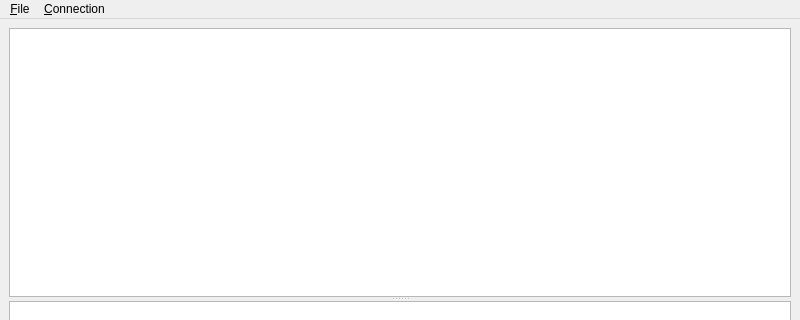
The window that trunk/muroaGui/muroagui/muroagui.ui (BackupTheBerlios/muroa-svn) describes before a commit, drawn with Qt 5; both pictures show x 0 to 800 and y 0 to 320 of the 800 by 600 pixel window.
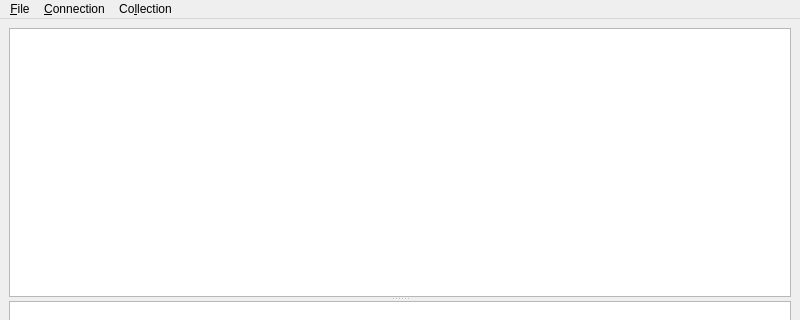
The same window after the commit.

```diff
--- a/trunk/muroaGui/muroagui/muroagui.ui
+++ b/trunk/muroaGui/muroagui/muroagui.ui
@@ -26,30 +26,38 @@
     </item>
    </layout>
   </widget>
-  <widget class="QMenuBar" name="menubar">
-   <property name="geometry">
+  <widget class="QMenuBar" name="menubar" >
+   <property name="geometry" >
     <rect>
      <x>0</x>
      <y>0</y>
      <width>800</width>
-     <height>21</height>
+     <height>22</height>
     </rect>
    </property>
-   <widget class="QMenu" name="menu_File">
-    <property name="title">
+   <widget class="QMenu" name="menu_File" >
+    <property name="title" >
      <string>&amp;File</string>
     </property>
     <addaction name="actionExit"/>
    </widget>
-   <widget class="QMenu" name="menu_Connection">
-    <property name="title">
+   <widget class="QMenu" name="menu_Connection" >
+    <property name="title" >
      <string>&amp;Connection</string>
     </property>
     <addaction name="actionOpen"/>
     <addaction name="actionClose"/>
    </widget>
-   <addaction name="menu_File"/>
-   <addaction name="menu_Connection"/>
+   <widget class="QMenu" name="menuCo_llection" >
+    <property name="title" >
+     <string>Co&amp;llection</string>
+    </property>
+    <addaction name="actionGet_Revision_1" />
+    <addaction name="actionGet_next_Revision" />
+   </widget>
+   <addaction name="menu_File" />
+   <addaction name="menu_Connection" />
+   <addaction name="menuCo_llection" />
   </widget>
   <widget class="QStatusBar" name="statusbar"/>
   <action name="actionExit">
```
Left out of the diff: 59 changed lines with no effect on the pictures.
